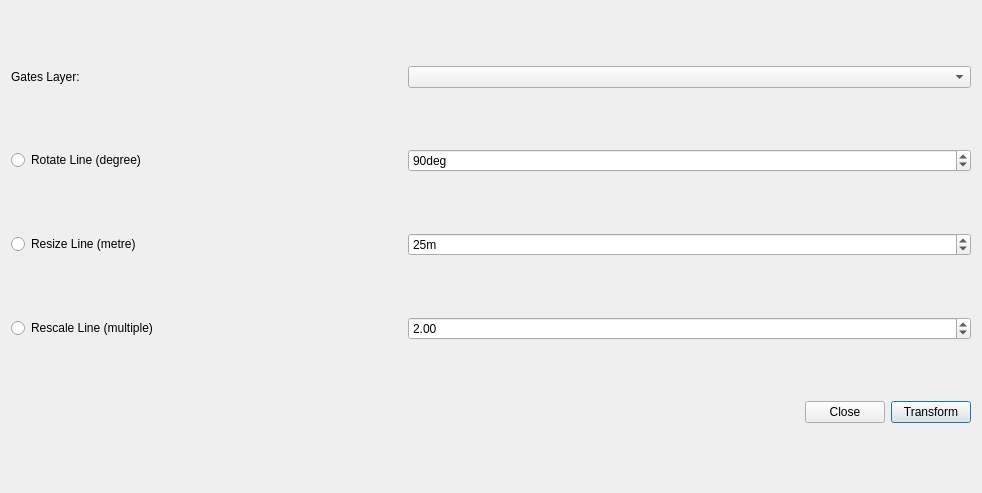
spacesyntax/GateTransformer, file network_transformer_dialog_base.ui: the form before one commit.
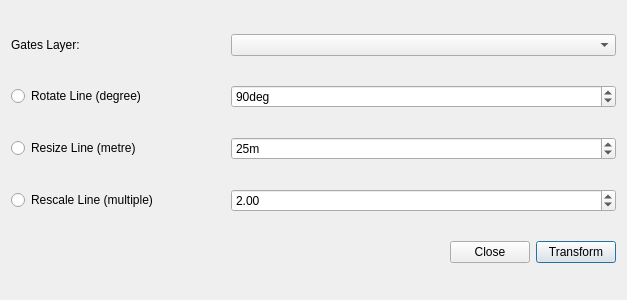
The form after the commit.

Patch:
```diff
--- a/network_transformer_dialog_base.ui
+++ b/network_transformer_dialog_base.ui
@@ -2,12 +2,15 @@
 <ui version="4.0">
  <class>NetworkTransformerDialogBase</class>
  <widget class="QDialog" name="NetworkTransformerDialogBase">
+  <property name="enabled">
+   <bool>true</bool>
+  </property>
   <property name="geometry">
    <rect>
     <x>0</x>
     <y>0</y>
-    <width>982</width>
-    <height>493</height>
+    <width>627</width>
+    <height>300</height>
    </rect>
   </property>
   <property name="sizePolicy">
@@ -18,14 +21,14 @@
   </property>
   <property name="minimumSize">
    <size>
-    <width>982</width>
-    <height>493</height>
+    <width>627</width>
+    <height>300</height>
    </size>
   </property>
   <property name="maximumSize">
    <size>
-    <width>982</width>
-    <height>493</height>
+    <width>627</width>
+    <height>300</height>
    </size>
   </property>
   <property name="windowTitle">
```
